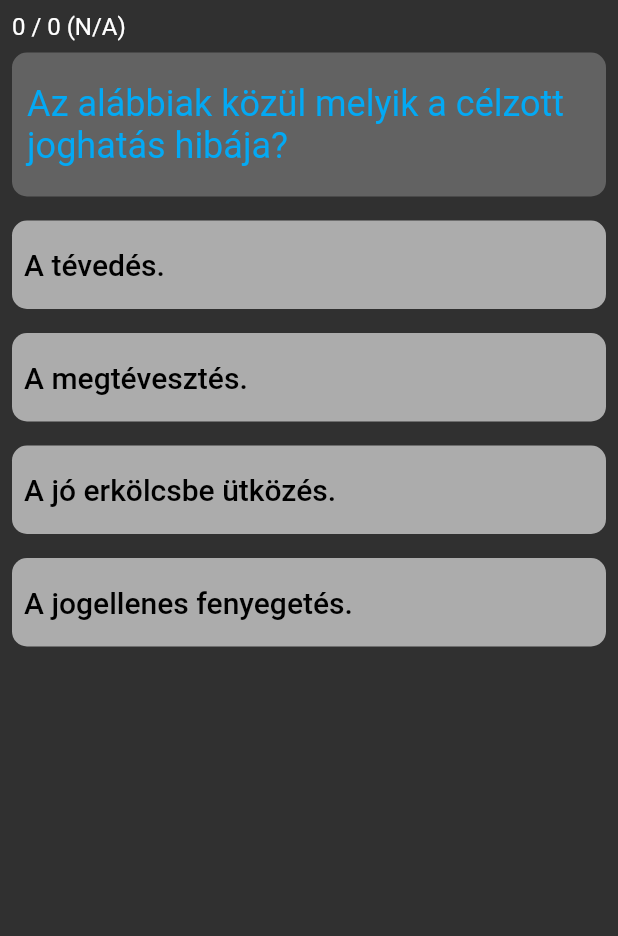
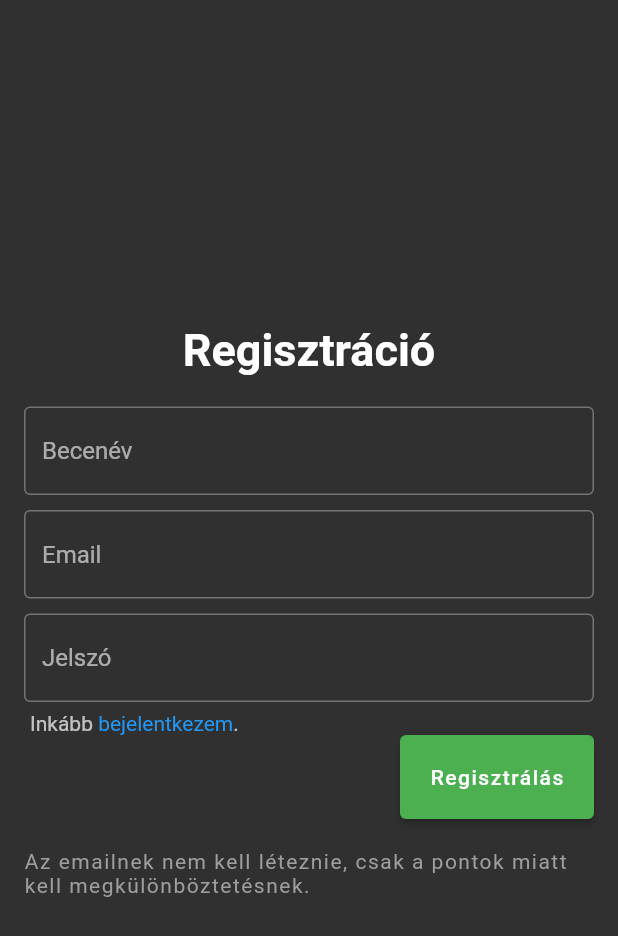
Before and after one commit to BatoBalint/law_quiz, a Flutter app: the screen it shows after launch, on a phone screen of 412 x 824 dp. Shown: the top 936 px of the screen. Run offline on Flutter 3.47's test engine with Material 2 defaults, Android fonts, the phone set to English and light mode, and no system bars; our stand-ins replace firebase_auth, firebase_core; accounts and stored records are empty; statements that could not run were skipped.

Commit message:
login/reg

```diff
--- /dev/null
+++ b/lib/auth.dart
@@ -0,0 +1,31 @@
+import 'package:firebase_auth/firebase_auth.dart';
+
+class Auth {
+  final FirebaseAuth _firebaseAuth = FirebaseAuth.instance;
+
+  User? get getCurrentUser => _firebaseAuth.currentUser;
+  Stream<User?> get authStateChanges => _firebaseAuth.authStateChanges();
+  Stream<User?> get getUserChanges => _firebaseAuth.userChanges();
+
+  Future<void> signInWitEamil({
+    required String email,
+    required String password,
+  }) async {
+    await _firebaseAuth.signInWithEmailAndPassword(
+        email: email, password: password);
+  }
+
+  Future<void> createUser({
+    required String email,
+    required String password,
+    required String displayName,
+  }) async {
+    await _firebaseAuth.createUserWithEmailAndPassword(
+        email: email, password: password);
+    getCurrentUser?.updateDisplayName(displayName);
+  }
+
+  Future<void> signOut() async {
+    await _firebaseAuth.signOut();
+  }
+}
--- a/lib/main.dart
+++ b/lib/main.dart
@@ -1,7 +1,10 @@
 import 'package:flutter/material.dart';
-import 'package:law_quiz/quiz_page.dart';
 import 'package:firebase_core/firebase_core.dart';
+import 'package:law_quiz/auth.dart';
+import 'package:law_quiz/pages/home_page.dart';
 import 'firebase_options.dart';
+
+import 'package:law_quiz/pages/login_register.dart';
 
 Future<void> main() async {
   await Firebase.initializeApp(
@@ -23,7 +26,7 @@ class MyApp extends StatelessWidget {
           brightness: Brightness.dark,
         ),
       ),
-      home: const QuizPage(),
+      home: const MyHomePage(),
     );
   }
 }
@@ -38,9 +41,16 @@ class MyHomePage extends StatefulWidget {
 class _MyHomePageState extends State<MyHomePage> {
   @override
   Widget build(BuildContext context) {
-    return const Scaffold(
-      body: SafeArea(
-        child: Text("Home Page"),
+    return Scaffold(
+      body: StreamBuilder(
+        stream: Auth().authStateChanges,
+        builder: (context, snapshot) {
+          if (snapshot.hasData) {
+            return const HomePage();
+          } else {
+            return const LoginRegisterPage();
+          }
+        },
       ),
     );
   }
--- /dev/null
+++ b/lib/pages/login_register.dart
@@ -0,0 +1,186 @@
+import 'dart:async';
+
+import 'package:firebase_auth/firebase_auth.dart';
+import 'package:flutter/gestures.dart';
+import 'package:flutter/material.dart';
+import 'package:law_quiz/auth.dart';
+
+class LoginRegisterPage extends StatefulWidget {
+  const LoginRegisterPage({super.key});
+
+  @override
+  State<LoginRegisterPage> createState() => _LoginRegisterPageState();
+}
+
+class _LoginRegisterPageState extends State<LoginRegisterPage> {
+  final TextEditingController _name = TextEditingController();
+  final TextEditingController _email = TextEditingController();
+  final TextEditingController _password = TextEditingController();
+  bool isLogin = false;
+  String errorMessage = "";
+
+  Future<void> loginRegister() async {
+    if ((_name.text.isEmpty && !isLogin) ||
+        _password.text.isEmpty ||
+        _email.text.isEmpty) {
+      setState(() {
+        errorMessage = "Mindegyik mezőt ki kell tölteni.";
+      });
+      return;
+    }
+
+    setState(() {
+      errorMessage = "";
+    });
+
+    if (isLogin) {
+      try {
+        await Auth()
+            .signInWitEamil(email: _email.text, password: _password.text);
+      } on FirebaseAuthException catch (ex) {
+        setState(() {
+          errorMessage = ex.message ?? "";
+        });
+      }
+    } else {
+      try {
+        await Auth().createUser(
+          email: _email.text,
+          password: _password.text,
+          displayName: _name.text,
+        );
+      } on FirebaseAuthException catch (ex) {
+        setState(() {
+          errorMessage = ex.message ?? "";
+        });
+      }
+    }
+  }
+
+  @override
+  Widget build(BuildContext context) {
+    return Padding(
+      padding: const EdgeInsets.all(16.0),
+      child: Column(
+        crossAxisAlignment: CrossAxisAlignment.center,
+        children: [
+          const SizedBox(
+            height: 200,
+          ),
+          Text(
+            isLogin ? "Bejelentkezés" : "Regisztráció",
+            style: const TextStyle(fontSize: 30, fontWeight: FontWeight.w600),
+          ),
+          const SizedBox(
+            height: 20,
+          ),
+          !isLogin
+              ? TextField(
+                  controller: _name,
+                  decoration: const InputDecoration(
+                    hintText: "Becenév",
+                    border: OutlineInputBorder(),
+                  ),
+                )
+              : Container(),
+          SizedBox(
+            height: !isLogin ? 10 : 0,
+          ),
+          TextField(
+            controller: _email,
+            decoration: const InputDecoration(
+              hintText: "Email",
+              border: OutlineInputBorder(),
+            ),
+          ),
+          const SizedBox(
+            height: 10,
+          ),
+          TextField(
+            controller: _password,
+            decoration: const InputDecoration(
+              hintText: "Jelszó",
+              border: OutlineInputBorder(),
+            ),
+          ),
+          const SizedBox(
+            height: 6,
+          ),
+          Container(
+            alignment: Alignment.centerLeft,
+            child: Padding(
+              padding: const EdgeInsets.only(left: 4),
+              child: RichText(
+                textAlign: TextAlign.start,
+                text: TextSpan(
+                  children: [
+                    const TextSpan(
+                      text: "Inkább ",
+                    ),
+                    TextSpan(
+                      text: isLogin ? "regisztálok" : "bejelentkezem",
+                      style: const TextStyle(
+                        color: Colors.blue,
+                      ),
+                      recognizer: TapGestureRecognizer()
+                        ..onTap = () {
+                          setState(() {
+                            isLogin = !isLogin;
+                          });
+                        },
+                    ),
+                    const TextSpan(text: "."),
+                  ],
+                  style: const TextStyle(
+                    color: Colors.white70,
+                  ),
+                ),
+              ),
+            ),
+          ),
+          Container(
+            alignment: Alignment.centerRight,
+            child: ElevatedButton(
+              onPressed: loginRegister,
+              style: ElevatedButton.styleFrom(
+                backgroundColor: isLogin ? Colors.lightBlue : Colors.green,
+                padding: const EdgeInsets.all(20),
+                foregroundColor: Colors.white,
+              ),
+              child: Text(
+                isLogin ? "Bejelentkezés" : "Regisztrálás",
+                style: const TextStyle(
+                  letterSpacing: 1,
+                ),
+              ),
+            ),
+          ),
+          const SizedBox(
+            height: 20,
+          ),
+          !isLogin
+              ? const Text(
+                  "Az emailnek nem kell léteznie, csak a pontok miatt kell megkülönböztetésnek.",
+                  style: TextStyle(
+                    color: Colors.grey,
+                    letterSpacing: 1,
+                  ),
+                )
+              : Container(),
+          const SizedBox(
+            height: 10,
+          ),
+          Container(
+            alignment: Alignment.centerLeft,
+            child: Text(
+              errorMessage,
+              style: const TextStyle(
+                color: Colors.red,
+              ),
+            ),
+          ),
+        ],
+      ),
+    );
+  }
+}
```
Also changed, not shown: lib/pages/home_page.dart (added, +36 -0 lines), lib/firebase_options.dart, lib/pages/quiz_page.dart (renamed from lib/quiz_page.dart).
